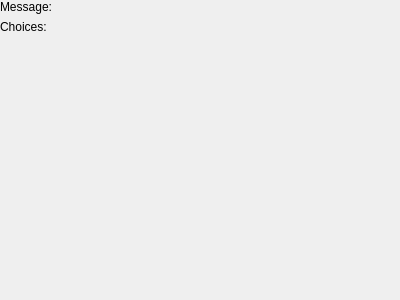
Old version of the form tools/cathedral/ui/EventPrompt.ui in the repository comphack/comp_hack.
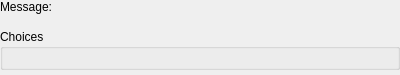
New version of the form. Custom widgets are drawn as their Qt base class.

What changed in the file:
```diff
--- a/tools/cathedral/ui/EventPrompt.ui
+++ b/tools/cathedral/ui/EventPrompt.ui
@@ -7,7 +7,7 @@
     <x>0</x>
     <y>0</y>
     <width>400</width>
-    <height>300</height>
+    <height>75</height>
    </rect>
   </property>
   <layout class="QVBoxLayout" name="verticalLayout">
@@ -21,7 +21,7 @@
     <number>0</number>
    </property>
    <property name="bottomMargin">
-    <number>0</number>
+    <number>5</number>
    </property>
    <item>
     <layout class="QFormLayout" name="formLayout">
@@ -35,21 +35,23 @@
        </property>
       </widget>
      </item>
-     <item row="1" column="0">
-      <widget class="QLabel" name="lblChoices">
-       <property name="text">
-        <string>Choices:</string>
-       </property>
-      </widget>
-     </item>
-     <item row="1" column="1">
-      <widget class="DynamicList" name="choices" native="true"/>
-     </item>
      <item row="0" column="1">
       <widget class="EventMessageRef" name="message" native="true"/>
      </item>
     </layout>
    </item>
+   <item>
+    <widget class="QGroupBox" name="grpChoices">
+     <property name="title">
+      <string>Choices</string>
+     </property>
+     <layout class="QVBoxLayout" name="grpChoicesLayout">
+      <item>
+       <widget class="DynamicList" name="choices" native="true"/>
+      </item>
+     </layout>
+    </widget>
+   </item>
   </layout>
  </widget>
  <customwidgets>
```
